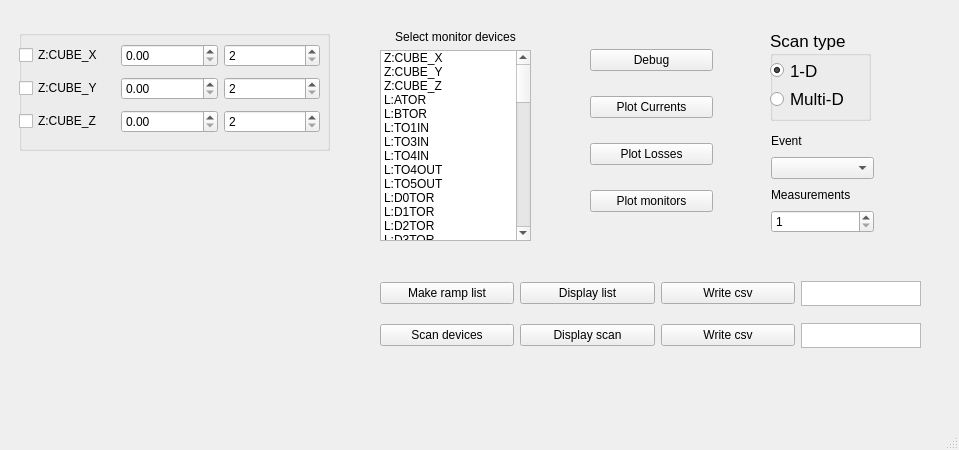
The window that gui_window.ui (rsharankova/LinacDeviceScan) describes before a commit, drawn with Qt 5.
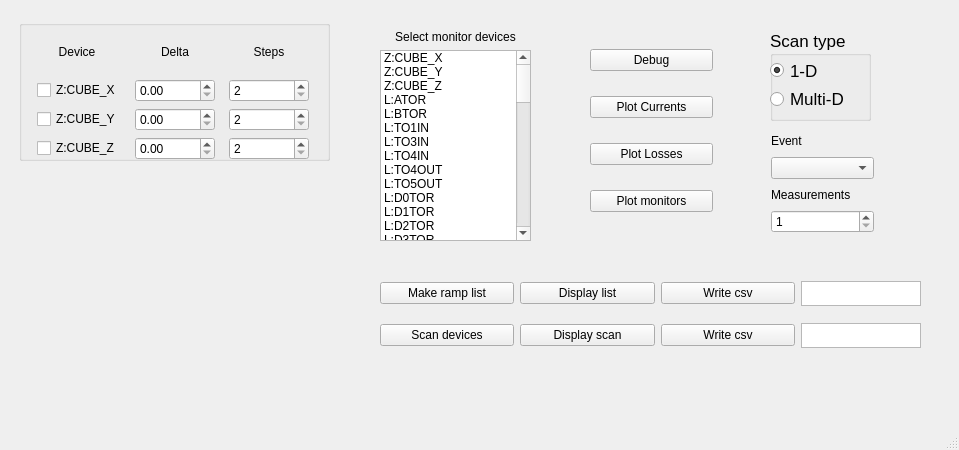
The same window after the commit.

Commit message: swapping dicts when debug

The edit to the form file:
```diff
--- a/gui_window.ui
+++ b/gui_window.ui
@@ -600,7 +600,7 @@
     <property name="geometry">
      <rect>
       <x>10</x>
-      <y>10</y>
+      <y>0</y>
       <width>321</width>
       <height>381</height>
      </rect>
@@ -615,7 +615,7 @@
         <x>9</x>
         <y>20</y>
         <width>311</width>
-        <height>121</height>
+        <height>141</height>
        </rect>
       </property>
       <property name="title">
@@ -633,31 +633,45 @@
       <widget class="QWidget" name="gridLayoutWidget_4">
        <property name="geometry">
         <rect>
-         <x>0</x>
+         <x>10</x>
          <y>10</y>
-         <width>301</width>
-         <height>99</height>
+         <width>291</width>
+         <height>130</height>
         </rect>
        </property>
        <layout class="QGridLayout" name="gridLayout">
-        <item row="1" column="0">
-         <widget class="QCheckBox" name="cube_checkBox_2">
-          <property name="text">
-           <string>Z:CUBE_Y</string>
+        <item row="3" column="2">
+         <widget class="QSpinBox" name="cube_spinBox_3">
+          <property name="minimum">
+           <number>2</number>
           </property>
          </widget>
         </item>
-        <item row="0" column="1">
-         <widget class="QDoubleSpinBox" name="cube_doubleSpinBox_1"/>
+        <item row="2" column="2">
+         <widget class="QSpinBox" name="cube_spinBox_2">
+          <property name="minimum">
+           <number>2</number>
+          </property>
+         </widget>
         </item>
-        <item row="2" column="0">
+        <item row="1" column="2">
+         <widget class="QSpinBox" name="cube_spinBox_1">
+          <property name="minimum">
+           <number>2</number>
+          </property>
+         </widget>
+        </item>
+        <item row="3" column="0">
          <widget class="QCheckBox" name="cube_checkBox_3">
           <property name="text">
            <string>Z:CUBE_Z</string>
           </property>
          </widget>
         </item>
-        <item row="0" column="0">
+        <item row="3" column="1">
+         <widget class="QDoubleSpinBox" name="cube_doubleSpinBox_3"/>
+        </item>
+        <item row="1" column="0">
          <widget class="QCheckBox" name="cube_checkBox_1">
           <property name="text">
            <string>Z:CUBE_X</string>
@@ -665,29 +679,81 @@
          </widget>
         </item>
         <item row="2" column="1">
-         <widget class="QDoubleSpinBox" name="cube_doubleSpinBox_3"/>
-        </item>
-        <item row="1" column="1">
          <widget class="QDoubleSpinBox" name="cube_doubleSpinBox_2"/>
         </item>
+        <item row="1" column="1">
+         <widget class="QDoubleSpinBox" name="cube_doubleSpinBox_1"/>
+        </item>
+        <item row="2" column="0">
+         <widget class="QCheckBox" name="cube_checkBox_2">
+          <property name="text">
+           <string>Z:CUBE_Y</string>
+          </property>
+         </widget>
+        </item>
+        <item row="0" column="0">
+         <widget class="QLabel" name="label_5">
+          <property name="sizePolicy">
+           <sizepolicy hsizetype="Fixed" vsizetype="Preferred">
+            <horstretch>0</horstretch>
+            <verstretch>0</verstretch>
+           </sizepolicy>
+          </property>
+          <property name="minimumSize">
+           <size>
+            <width>80</width>
+            <height>25</height>
+           </size>
+          </property>
+          <property name="text">
+           <string>Device</string>
+          </property>
+          <property name="alignment">
+           <set>Qt::AlignCenter</set>
+          </property>
+         </widget>
+        </item>
+        <item row="0" column="1">
+         <widget class="QLabel" name="label_7">
+          <property name="sizePolicy">
+           <sizepolicy hsizetype="Fixed" vsizetype="Preferred">
+            <horstretch>0</horstretch>
+            <verstretch>0</verstretch>
+           </sizepolicy>
+          </property>
+          <property name="minimumSize">
+           <size>
+            <width>80</width>
+            <height>25</height>
+           </size>
+          </property>
+          <property name="text">
+           <string>Delta</string>
+          </property>
+          <property name="alignment">
+           <set>Qt::AlignCenter</set>
+          </property>
+         </widget>
+        </item>
         <item row="0" column="2">
-         <widget class="QSpinBox" name="cube_spinBox_1">
-          <property name="minimum">
-           <number>2</number>
+         <widget class="QLabel" name="label_8">
+          <property name="sizePolicy">
+           <sizepolicy hsizetype="Fixed" vsizetype="Preferred">
+            <horstretch>0</horstretch>
+            <verstretch>0</verstretch>
+           </sizepolicy>
           </property>
-         </widget>
-        </item>
-        <item row="1" column="2">
-         <widget class="QSpinBox" name="cube_spinBox_2">
-          <property name="minimum">
-           <number>2</number>
+          <property name="minimumSize">
+           <size>
+            <width>80</width>
+            <height>25</height>
+           </size>
           </property>
-         </widget>
-        </item>
-        <item row="2" column="2">
-         <widget class="QSpinBox" name="cube_spinBox_3">
-          <property name="minimum">
-           <number>2</number>
+          <property name="text">
+           <string>Steps</string>
+          </property>
+          <property name="alignment">
+           <set>Qt::AlignCenter</set>
           </property>
          </widget>
         </item>
```
Left out of the diff: 16 changed lines with no effect on the pictures. The commit also changes 2 other files.
